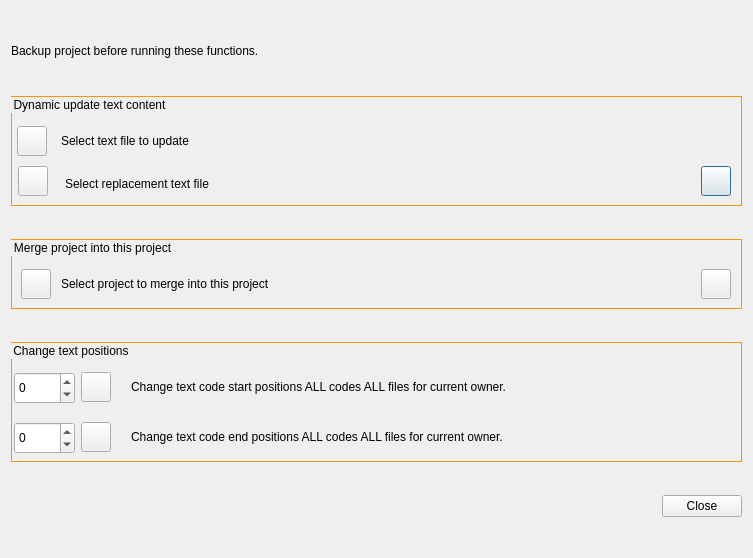
Qt form src/GUI_UIs/ui_special_functions.ui (ccbogel/QualCoder) before a commit.
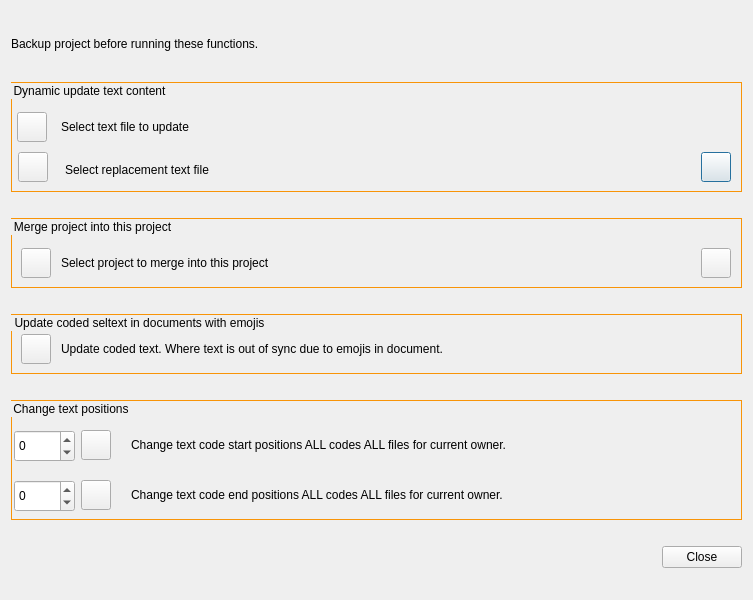
The same form after that commit.

Commit message: new button to fix emoji inconsistency

```diff
--- a/src/GUI_UIs/ui_special_functions.ui
+++ b/src/GUI_UIs/ui_special_functions.ui
@@ -7,7 +7,7 @@
     <x>0</x>
     <y>0</y>
     <width>753</width>
-    <height>558</height>
+    <height>600</height>
    </rect>
   </property>
   <property name="maximumSize">
@@ -202,6 +202,58 @@
      </widget>
     </widget>
    </item>
+   <item>
+    <widget class="QGroupBox" name="groupBox">
+     <property name="minimumSize">
+      <size>
+       <width>0</width>
+       <height>60</height>
+      </size>
+     </property>
+     <property name="maximumSize">
+      <size>
+       <width>16777215</width>
+       <height>60</height>
+      </size>
+     </property>
+     <property name="styleSheet">
+      <string notr="true">QGroupBox{border: 1px solid #f89407;}</string>
+     </property>
+     <property name="title">
+      <string>Update coded seltext in documents with emojis</string>
+     </property>
+     <widget class="QLabel" name="label_update_seltext">
+      <property name="geometry">
+       <rect>
+        <x>50</x>
+        <y>20</y>
+        <width>661</width>
+        <height>30</height>
+       </rect>
+      </property>
+      <property name="text">
+       <string>Update coded text. Where text is out of sync due to emojis in document.</string>
+      </property>
+     </widget>
+     <widget class="QPushButton" name="pushButton_update_seltext">
+      <property name="geometry">
+       <rect>
+        <x>10</x>
+        <y>20</y>
+        <width>30</width>
+        <height>30</height>
+       </rect>
+      </property>
+      <property name="toolTip">
+       <string>Find text files with emoji.
+Update the stored coded text if there is a discrepancy.</string>
+      </property>
+      <property name="text">
+       <string/>
+      </property>
+     </widget>
+    </widget>
+   </item>
    <item>
     <widget class="QGroupBox" name="groupBox_text_positions">
      <property name="minimumSize">
```
Left out of the diff: 4 changed lines with no effect on the pictures.
